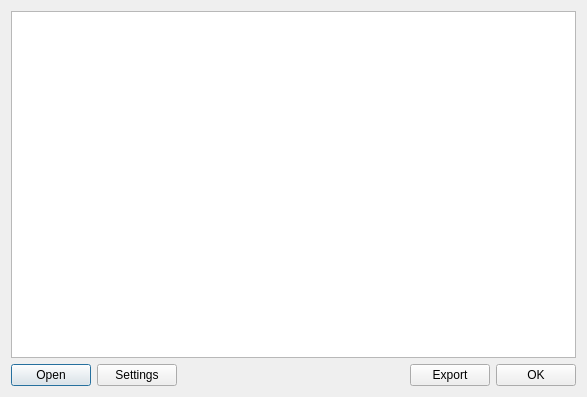
The window that src/wallpapersplitter.ui (kstorbakken/wallpaper_splitter) describes before a commit, drawn with Qt 5.
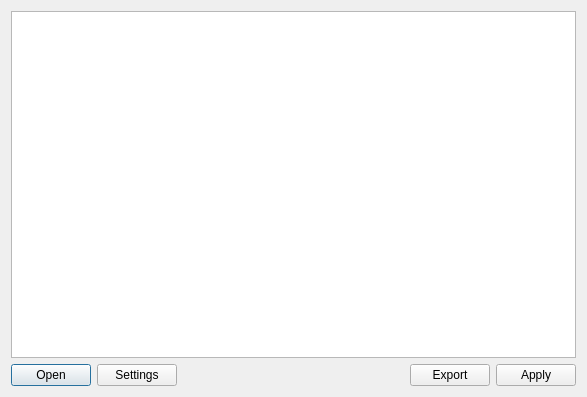
The same window after the commit. Icons and pictures are not drawn.

Patch:
```diff
--- a/src/wallpapersplitter.ui
+++ b/src/wallpapersplitter.ui
@@ -67,19 +67,16 @@
       </widget>
      </item>
      <item>
-      <widget class="QDialogButtonBox" name="buttonBox">
-       <property name="orientation">
-        <enum>Qt::Orientation::Horizontal</enum>
-       </property>
-       <property name="standardButtons">
-        <set>QDialogButtonBox::StandardButton::Ok</set>
-       </property>
+      <widget class="QPushButton" name="applyButton">
        <property name="sizePolicy">
         <sizepolicy hsizetype="Fixed" vsizetype="Fixed">
          <horstretch>0</horstretch>
          <verstretch>0</verstretch>
         </sizepolicy>
        </property>
+       <property name="text">
+        <string>Apply</string>
+       </property>
       </widget>
      </item>
     </layout>
```
